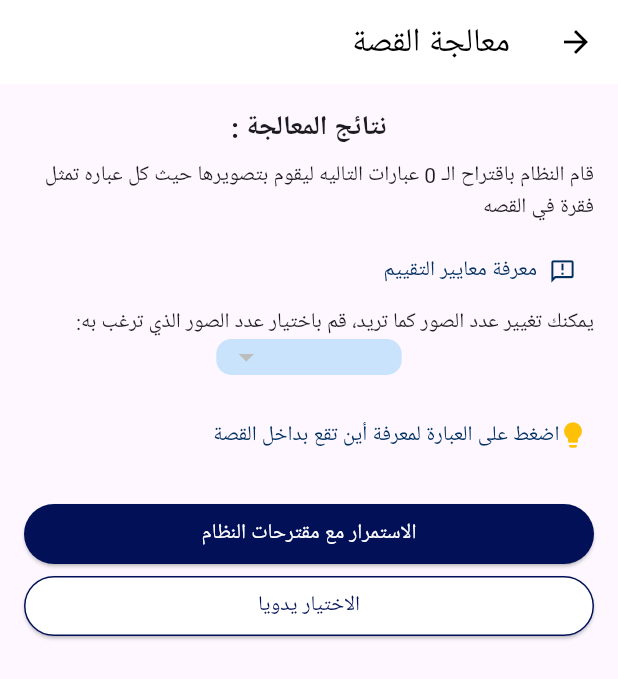
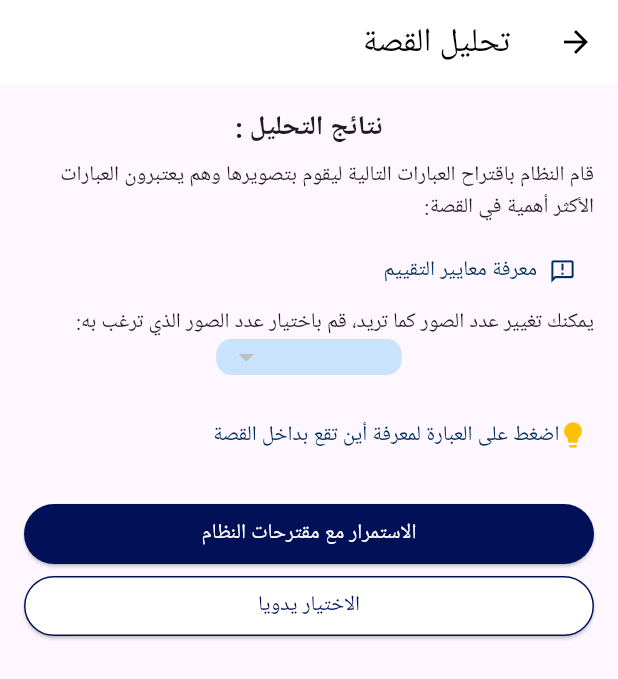
Before and after one commit to Lujain-M02/2023-GP1-6, a Flutter app: the IllustRecom screen opened directly, on a phone screen of 412 x 824 dp. Shown: the top 679 px of the screen. Run offline on Flutter 3.47's test engine with Material 3 defaults, Android fonts, the phone set to English and light mode, and no system bars; our stand-ins replace animate_do, animated_text_kit, cached_network_image, cloud_firestore, curved_navigation_bar, firebase_auth and 10 more; missing offline and left inert: dart_openai, flutter_cached_pdfview, flutter_config, flutter_file_downloader, languagetool_textfield; accounts and stored records are empty; Roboto replaces fonts that are missing (Vazirmatn).

Commit message:
fixing the title (تحليل) and عدد العبارات

```diff
--- a/your_story/lib/pages/create_story_pages/processing_illustarting/process_story.dart
+++ b/your_story/lib/pages/create_story_pages/processing_illustarting/process_story.dart
@@ -57,7 +57,7 @@ class _ProcessStoryState extends State<ProcessStory> {
       if (hasInvalidScore) {
         setState(() {
           isLoading = false;
-          responseMessage = 'تعذر معالجة القصة. يرجى المحاولة مرة أخرى.';
+          responseMessage = 'تعذر تحليل القصة. يرجى المحاولة مرة أخرى.';
         });
         return; // Exit the function early
       } else {
@@ -75,7 +75,7 @@ class _ProcessStoryState extends State<ProcessStory> {
     } else {
       setState(() {
         topsisScoresList = [];
-        responseMessage = 'حدث خطأ أثناء الاستجابة';
+        responseMessage = 'حدث خطأ أثناء الاستجابة حاول لاحقا';
       });
     }
 
@@ -110,7 +110,7 @@ class _ProcessStoryState extends State<ProcessStory> {
             },
           ),
           title: const Text(
-            'معالجة القصة',
+            'تحليل القصة',
             style: TextStyle(color: Colors.black),
           ),
         ),
@@ -140,27 +140,27 @@ class _ProcessStoryState extends State<ProcessStory> {
                     padding: const EdgeInsets.all(16.0),
                     child: Column(
                       children: [
-                        const Card(
-                          color: Colors.transparent,
-                          elevation: 0,
-                          child: ListTile(
-                            horizontalTitleGap: -5,
-                            contentPadding:
-                                EdgeInsets.symmetric(horizontal: 0.0),
-                            leading: Icon(
-                              Icons.lightbulb,
-                              color: Colors.amber,
-                              size: 20,
-                            ),
-                            title: Text(
-                              "تبدو قصتك رائعة !",
-                              style: TextStyle(fontSize: 14),
-                            ),
-                          ),
-                        ),
+                        // const Card(
+                        //   color: Colors.transparent,
+                        //   elevation: 0,
+                        //   child: ListTile(
+                        //     horizontalTitleGap: -5,
+                        //     contentPadding:
+                        //         EdgeInsets.symmetric(horizontal: 0.0),
+                        //     leading: Icon(
+                        //       Icons.lightbulb,
+                        //       color: Colors.amber,
+                        //       size: 20,
+                        //     ),
+                        //     title: Text(
+                        //       "تبدو قصتك رائعة !",
+                        //       style: TextStyle(fontSize: 14),
+                        //     ),
+                        //   ),
+                        // ),
                         Padding(
                           padding: const EdgeInsets.all(10.0),
-                          child: Text('نتائج المعالجة لقصة ${globalTitle}:',
+                          child: Text('نتائج التحليل لقصة ${globalTitle}:',
                               style: const TextStyle(
                                   fontSize: 18,
                                   fontWeight: FontWeight.bold)),
--- a/your_story/lib/pages/create_story_pages/processing_illustarting/recommendation.dart
+++ b/your_story/lib/pages/create_story_pages/processing_illustarting/recommendation.dart
@@ -38,39 +38,11 @@ class _SystemRecom extends State<IllustRecom> {
         });
       }
     }
+    print("the array: $allClausesWithScores");
     return allClausesWithScores
         .take(numberOfImages)
         .map((item) => item['clause'].toString())
         .toList();
-  }
-
-//this method for showing the place of the clause inside the story and make the clause green color
-  Widget clausesContainer(String matchingClause) {
-    List<TextSpan> textSpans = [];
-
-    for (var item in globaltopsisScoresList) {
-      for (var clause in item['clauses']) {
-        var textStyle = const TextStyle(color: Colors.black);
-        if (clause['clause'] == matchingClause) {
-          textStyle = const TextStyle(color: Colors.green);
-        }
-        textSpans.add(TextSpan(text: clause['clause'] + " ", style: textStyle));
-      }
-      textSpans.add(const TextSpan(text: "\n\n"));
-    }
-
-    return Directionality(
-      textDirection: TextDirection.rtl,
-      child: Container(
-        padding: const EdgeInsets.all(8.0),
-        child: RichText(
-          text: TextSpan(
-            children: textSpans,
-            style: const TextStyle(color: Colors.black, fontSize: 16),
-          ),
-        ),
-      ),
-    );
   }
 
   @override
@@ -91,7 +63,7 @@ class _SystemRecom extends State<IllustRecom> {
             },
           ),
           title: const Text(
-            'معالجة القصة',
+            'تحليل القصة',
             style: TextStyle(color: Colors.black),
           ),
         ),
@@ -101,7 +73,7 @@ class _SystemRecom extends State<IllustRecom> {
             child: Column(
               children: [
                 const Text(
-                  'نتائج المعالجة :',
+                  'نتائج التحليل :',
                   style: TextStyle(
                     fontSize: 18,
                     fontWeight: FontWeight.bold,
@@ -112,8 +84,14 @@ class _SystemRecom extends State<IllustRecom> {
                 ),
                 Align(
                   alignment: Alignment.topRight,
-                  child: Text(
-                      "قام النظام باقتراح الـ $numberOfImages عبارات التاليه ليقوم بتصويرها حيث كل عباره تمثل فقرة في القصه"),
+                  child: numberOfImages == 1
+                      ? const Text(
+                          "قام النظام باقتراح العبارة التالية ليقوم بتصويرها وهي تعتبر العبارة الأهم في القصة:")
+                      : numberOfImages == 2
+                          ? const Text(
+                              "قام النظام باقتراح العبارتين التاليتين ليقوم بتصويرهما وهما تعتبران العبارتين الأكثر أهمية في القصة:")
+                          : const Text(
+                              "قام النظام باقتراح العبارات التالية ليقوم بتصويرها وهم يعتبرون العبارات الأكثر أهمية في القصة:"),
                 ),
                 const SizedBox(
                   height: 8,
@@ -299,4 +277,33 @@ class _SystemRecom extends State<IllustRecom> {
       ),
     );
   }
+
+  //this method for showing the place of the clause inside the story and make the clause green color
+  Widget clausesContainer(String matchingClause) {
+    List<TextSpan> textSpans = [];
+
+    for (var item in globaltopsisScoresList) {
+      for (var clause in item['clauses']) {
+        var textStyle = const TextStyle(color: Colors.black);
+        if (clause['clause'] == matchingClause) {
+          textStyle = const TextStyle(color: Colors.green);
+        }
+        textSpans.add(TextSpan(text: clause['clause'] + " ", style: textStyle));
+      }
+      textSpans.add(const TextSpan(text: "\n\n"));
+    }
+
+    return Directionality(
+      textDirection: TextDirection.rtl,
+      child: Container(
+        padding: const EdgeInsets.all(8.0),
+        child: RichText(
+          text: TextSpan(
+            children: textSpans,
+            style: const TextStyle(color: Colors.black, fontSize: 16),
+          ),
+        ),
+      ),
+    );
+  }
 }
```
